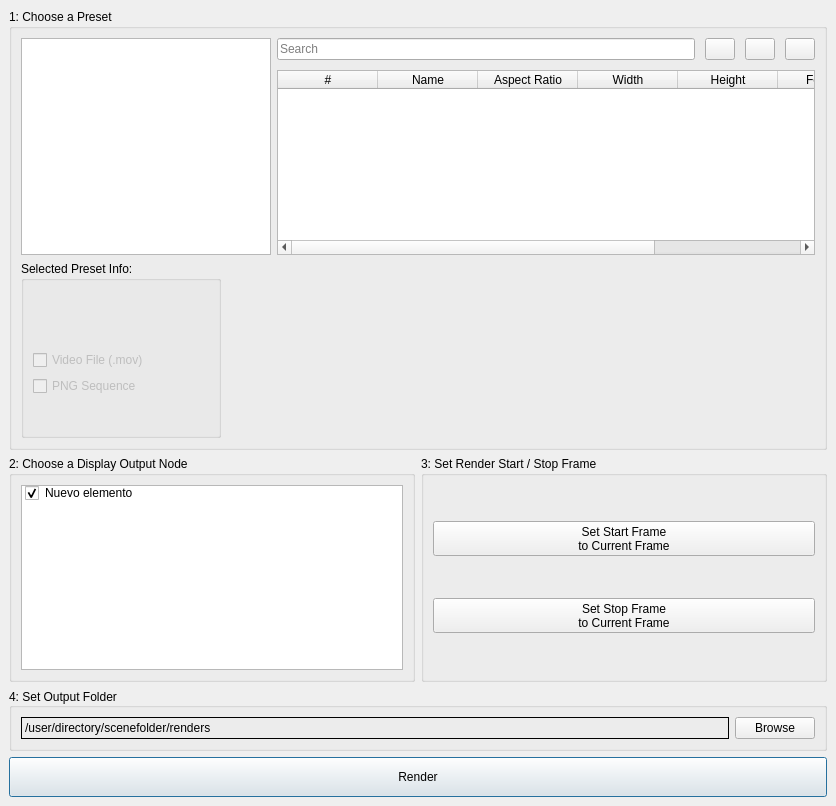
Qt form code/EZRender.ui (VisualDroids/EZ-Render-for-Toonboom-Harmony) before a commit.
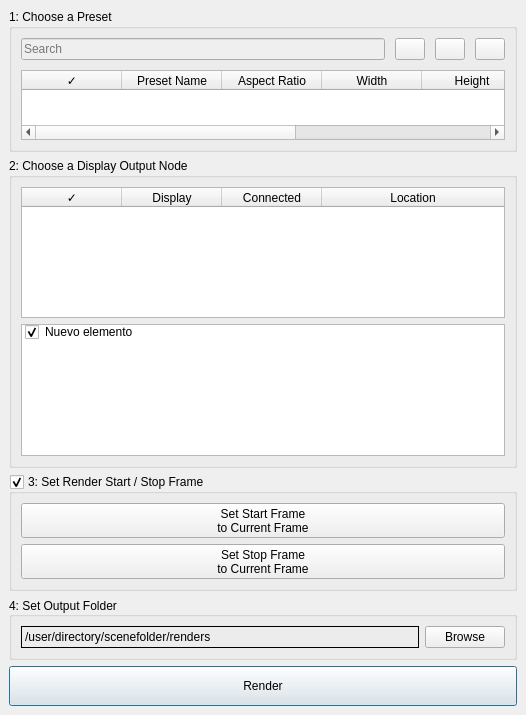
The same form after that commit. Icons and pictures are not drawn.

Commit message: Added Display Table Widget

Diff of the .ui file:
```diff
--- a/code/EZRender.ui
+++ b/code/EZRender.ui
@@ -6,8 +6,8 @@
    <rect>
     <x>0</x>
     <y>0</y>
-    <width>836</width>
-    <height>806</height>
+    <width>526</width>
+    <height>715</height>
    </rect>
   </property>
   <property name="windowTitle">
@@ -29,7 +29,7 @@
        </property>
        <item row="1" column="0">
         <layout class="QGridLayout" name="gridLayout_5">
-         <item row="0" column="2">
+         <item row="0" column="1">
           <layout class="QVBoxLayout" name="verticalLayout_4">
            <property name="spacing">
             <number>10</number>
@@ -44,6 +44,9 @@
              </property>
              <item row="0" column="0">
               <widget class="QLineEdit" name="searchTextField">
+               <property name="enabled">
+                <bool>false</bool>
+               </property>
                <property name="placeholderText">
                 <string>Search</string>
                </property>
@@ -131,17 +134,14 @@
              <attribute name="horizontalHeaderStretchLastSection">
               <bool>true</bool>
              </attribute>
-             <attribute name="verticalHeaderStretchLastSection">
-              <bool>false</bool>
-             </attribute>
              <column>
               <property name="text">
-               <string>#</string>
+               <string>✓</string>
               </property>
              </column>
              <column>
               <property name="text">
-               <string>Name</string>
+               <string>Preset Name</string>
               </property>
              </column>
              <column>
@@ -173,170 +173,58 @@
            </item>
           </layout>
          </item>
-         <item row="0" column="1">
-          <widget class="QListWidget" name="presetListWidget">
-           <property name="sizePolicy">
-            <sizepolicy hsizetype="Minimum" vsizetype="Expanding">
-             <horstretch>0</horstretch>
-             <verstretch>0</verstretch>
-            </sizepolicy>
-           </property>
-           <property name="minimumSize">
-            <size>
-             <width>250</width>
-             <height>150</height>
-            </size>
-           </property>
-           <property name="font">
-            <font>
-             <family>Verdana</family>
-             <bold>true</bold>
-            </font>
-           </property>
-           <property name="horizontalScrollBarPolicy">
-            <enum>Qt::ScrollBarAlwaysOff</enum>
-           </property>
-           <property name="sizeAdjustPolicy">
-            <enum>QAbstractScrollArea::AdjustToContents</enum>
-           </property>
-           <property name="showDropIndicator" stdset="0">
-            <bool>false</bool>
-           </property>
-           <property name="selectionMode">
-            <enum>QAbstractItemView::SingleSelection</enum>
-           </property>
-           <property name="resizeMode">
-            <enum>QListView::Adjust</enum>
-           </property>
-           <property name="spacing">
-            <number>2</number>
-           </property>
-           <property name="viewMode">
-            <enum>QListView::ListMode</enum>
-           </property>
-           <property name="sortingEnabled">
-            <bool>true</bool>
-           </property>
-          </widget>
-         </item>
         </layout>
        </item>
-       <item row="2" column="0">
-        <widget class="QGroupBox" name="presetInfoBox">
-         <property name="sizePolicy">
-          <sizepolicy hsizetype="Preferred" vsizetype="Minimum">
-           <horstretch>0</horstretch>
-           <verstretch>0</verstretch>
-          </sizepolicy>
-         </property>
-         <property name="minimumSize">
-          <size>
-           <width>200</width>
-           <height>0</height>
-          </size>
-         </property>
-         <property name="maximumSize">
-          <size>
-           <width>200</width>
-           <height>16777215</height>
-          </size>
-         </property>
-         <property name="title">
-          <string>Selected Preset Info:</string>
-         </property>
-         <property name="checkable">
-          <bool>false</bool>
-         </property>
-         <layout class="QGridLayout" name="gridLayout_3">
-          <item row="1" column="0">
-           <widget class="QLabel" name="presetNameInfoLabel">
-            <property name="text">
-             <string/>
-            </property>
-            <property name="alignment">
-             <set>Qt::AlignCenter</set>
-            </property>
-            <property name="wordWrap">
-             <bool>true</bool>
-            </property>
-           </widget>
-          </item>
-          <item row="3" column="0">
-           <widget class="QLabel" name="presetResInfoLabel">
-            <property name="text">
-             <string/>
-            </property>
-            <property name="alignment">
-             <set>Qt::AlignCenter</set>
-            </property>
-            <property name="wordWrap">
-             <bool>true</bool>
-            </property>
-           </widget>
-          </item>
-          <item row="2" column="0">
-           <widget class="QLabel" name="presetTagInfoLabel">
-            <property name="text">
-             <string/>
-            </property>
-            <property name="alignment">
-             <set>Qt::AlignCenter</set>
-            </property>
-            <property name="wordWrap">
-             <bool>true</bool>
-            </property>
-           </widget>
-          </item>
-          <item row="6" column="0">
-           <spacer name="verticalSpacer">
-            <property name="orientation">
-             <enum>Qt::Vertical</enum>
-            </property>
-            <property name="sizeType">
-             <enum>QSizePolicy::Expanding</enum>
-            </property>
-            <property name="sizeHint" stdset="0">
-             <size>
-              <width>0</width>
-              <height>30</height>
-             </size>
-            </property>
-           </spacer>
-          </item>
-          <item row="4" column="0">
-           <widget class="QCheckBox" name="presetInfoMov">
-            <property name="enabled">
-             <bool>false</bool>
-            </property>
-            <property name="text">
-             <string>Video File (.mov)</string>
-            </property>
-           </widget>
-          </item>
-          <item row="5" column="0">
-           <widget class="QCheckBox" name="presetInfoPNG">
-            <property name="enabled">
-             <bool>false</bool>
-            </property>
-            <property name="text">
-             <string>PNG Sequence</string>
-            </property>
-           </widget>
-          </item>
-         </layout>
-        </widget>
-       </item>
       </layout>
      </widget>
     </item>
     <item>
-     <layout class="QHBoxLayout" name="horizontalLayout_3">
+     <layout class="QVBoxLayout" name="verticalLayout_10">
       <item>
        <widget class="QGroupBox" name="displayBox">
         <property name="title">
          <string>2: Choose a Display Output Node</string>
         </property>
         <layout class="QVBoxLayout" name="verticalLayout_2">
+         <item>
+          <widget class="QTableWidget" name="displaysTable">
+           <property name="alternatingRowColors">
+            <bool>true</bool>
+           </property>
+           <property name="selectionMode">
+            <enum>QAbstractItemView::SingleSelection</enum>
+           </property>
+           <property name="selectionBehavior">
+            <enum>QAbstractItemView::SelectRows</enum>
+           </property>
+           <property name="gridStyle">
+            <enum>Qt::DotLine</enum>
+           </property>
+           <attribute name="horizontalHeaderStretchLastSection">
+            <bool>true</bool>
+           </attribute>
+           <column>
+            <property name="text">
+             <string>✓</string>
+            </property>
+           </column>
+           <column>
+            <property name="text">
+             <string>Display</string>
+            </property>
+           </column>
+           <column>
+            <property name="text">
+             <string>Connected</string>
+            </property>
+           </column>
+           <column>
+            <property name="text">
+             <string>Location</string>
+            </property>
+           </column>
+          </widget>
+         </item>
          <item>
           <widget class="QListWidget" name="displaySelector">
            <property name="selectionMode">
@@ -364,11 +252,18 @@
         </layout>
        </widget>
       </item>
+     </layout>
+    </item>
+    <item>
+     <layout class="QHBoxLayout" name="horizontalLayout_3">
       <item>
        <widget class="QGroupBox" name="frameBox">
         <property name="title">
          <string>3: Set Render Start / Stop Frame</string>
         </property>
+        <property name="checkable">
+         <bool>true</bool>
+        </property>
         <layout class="QVBoxLayout" name="verticalLayout_9">
          <item>
           <widget class="QToolButton" name="setStartFrameButton">
```
Left out of the diff: 4 changed lines with no effect on the pictures. The commit also changes 1 other file.
